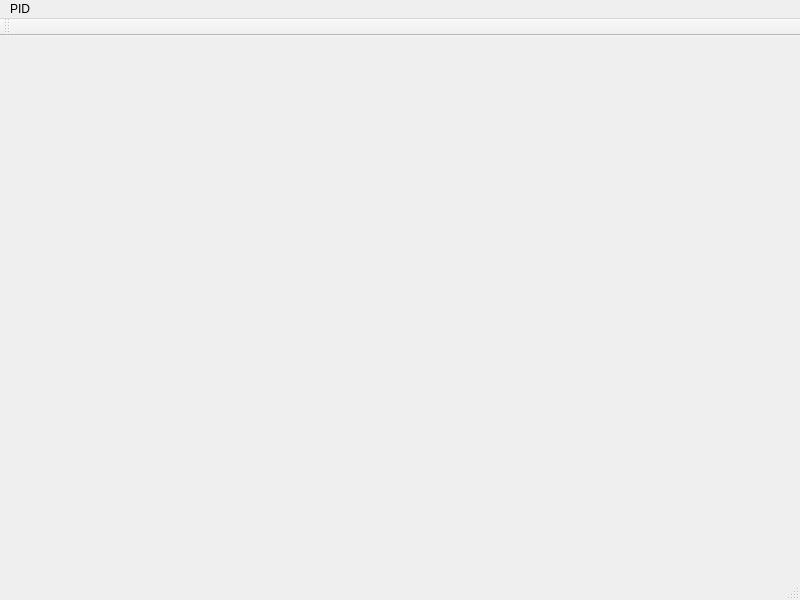
This is windows-project/src/TerminalWindow.ui in Meta-Team/Meta-Terminal-X as Qt 5 draws it before an edit. The edited form follows.
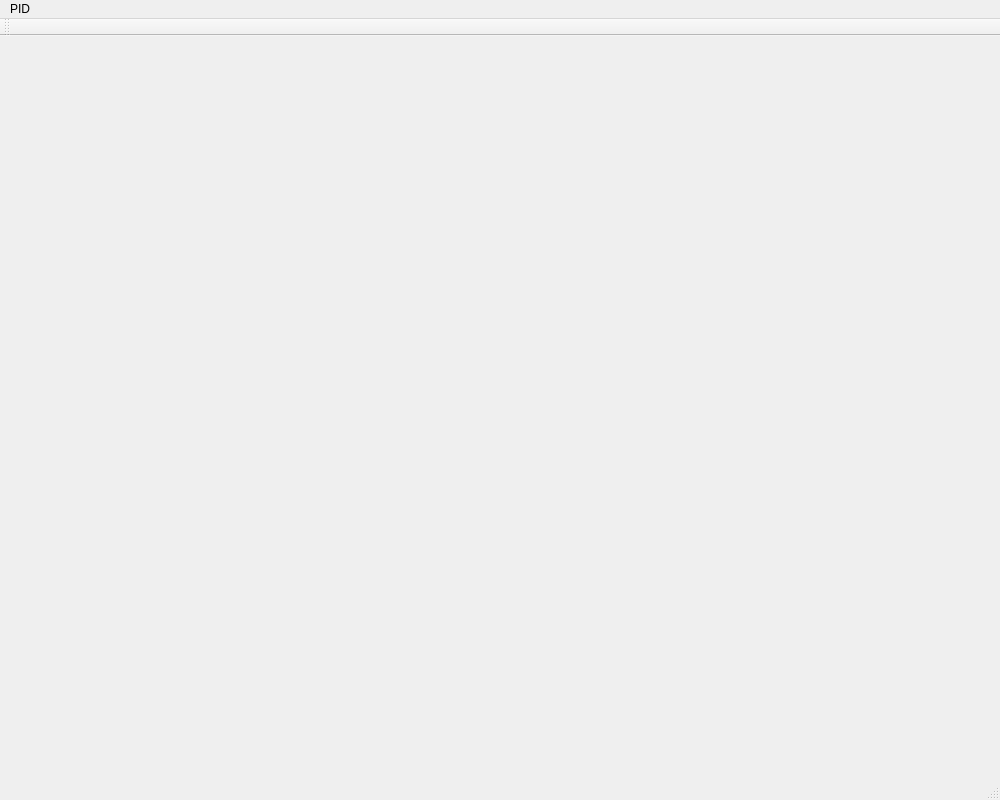
This is the edited form. Icons and pictures are not drawn.

Commit message: add flexible chart width and enlarge ui layout

What changed in the file:
```diff
--- a/windows-project/src/TerminalWindow.ui
+++ b/windows-project/src/TerminalWindow.ui
@@ -6,8 +6,8 @@
    <rect>
     <x>0</x>
     <y>0</y>
-    <width>800</width>
-    <height>600</height>
+    <width>1000</width>
+    <height>800</height>
    </rect>
   </property>
   <property name="windowTitle">
@@ -23,7 +23,7 @@
     <rect>
      <x>0</x>
      <y>0</y>
-     <width>800</width>
+     <width>1000</width>
      <height>36</height>
     </rect>
    </property>
```
The commit also changes 2 other files.
